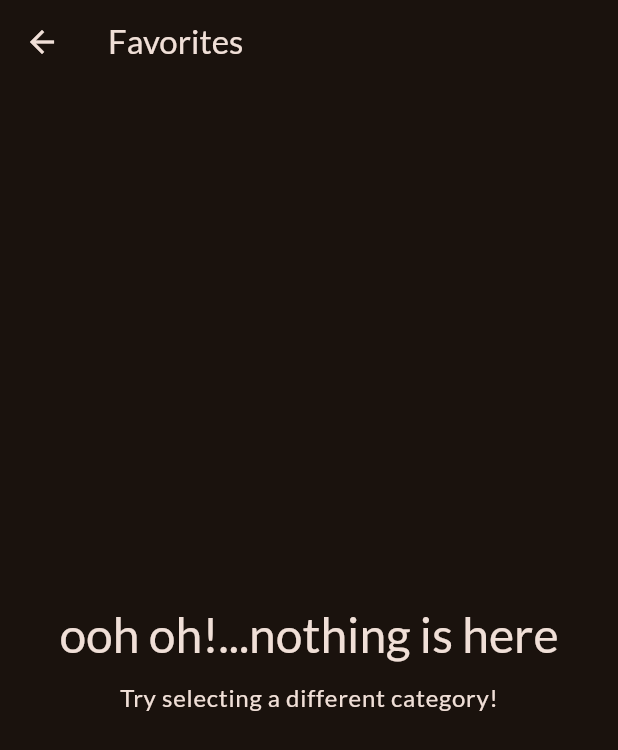
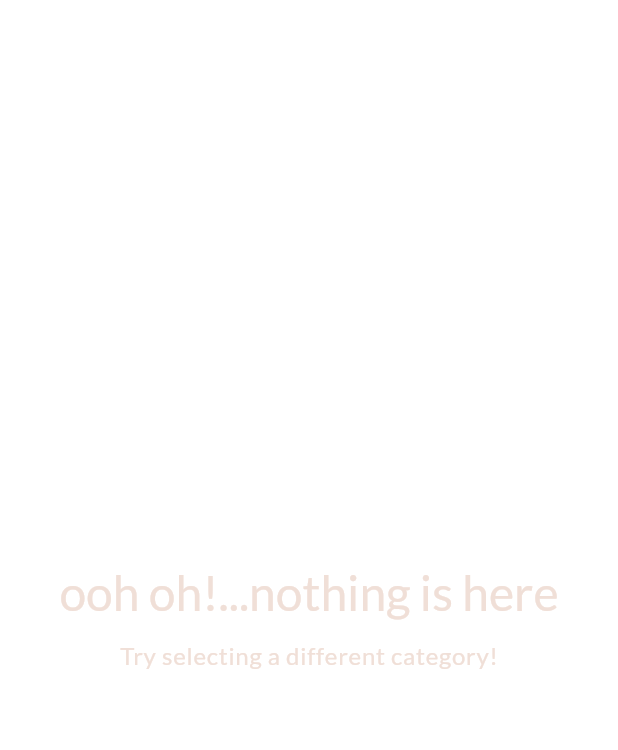
Before and after one commit to bhuphathi/meals_app, a Flutter app: the MealsScreen screen opened directly, on a phone screen of 412 x 824 dp. Shown: the top 750 px of the screen. Run offline on Flutter 3.47's test engine with Material 2 defaults, Android fonts, the phone set to English and light mode, and no system bars; our stand-ins replace google_fonts, transparent_image.

Commit message:
fix: appbar title from tabscreen

```diff
--- a/lib/screens/meals_screen.dart
+++ b/lib/screens/meals_screen.dart
@@ -4,9 +4,13 @@ import 'package:meals_app/screens/meal_details_screen.dart';
 import 'package:meals_app/widgets/meal_item.dart';
 
 class MealsScreen extends StatelessWidget {
-  const MealsScreen({super.key, required this.title, required this.meals});
+  const MealsScreen({
+    super.key,
+    this.title,
+    required this.meals,
+  });
 
-  final String title;
+  final String? title;
   final List<MealModel> meals;
 
   void onSelectMeal(BuildContext context, MealModel meal) {
@@ -53,8 +57,10 @@ class MealsScreen extends StatelessWidget {
       );
     }
 
+    if (title == null) return content;
+
     return Scaffold(
-      appBar: AppBar(title: Text(title)),
+      appBar: AppBar(title: Text(title!)),
       body: Padding(
         padding: const EdgeInsets.all(8.0),
         child: content,
--- a/lib/screens/tabs_screen.dart
+++ b/lib/screens/tabs_screen.dart
@@ -27,7 +27,6 @@ class _TabsScreen extends State<TabsScreen> {
 
     if (_currentScreenIndex == 1) {
       activePage = const MealsScreen(
-        title: "Favorites",
         meals: [],
       );
       activePageTitle = "Favorites";
```
